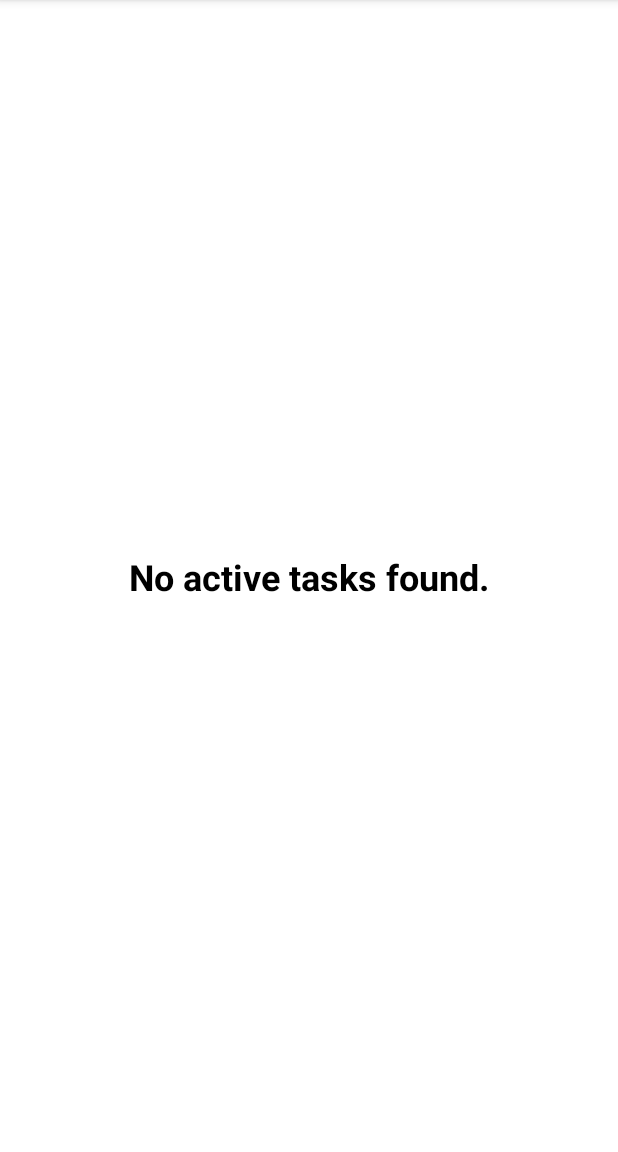
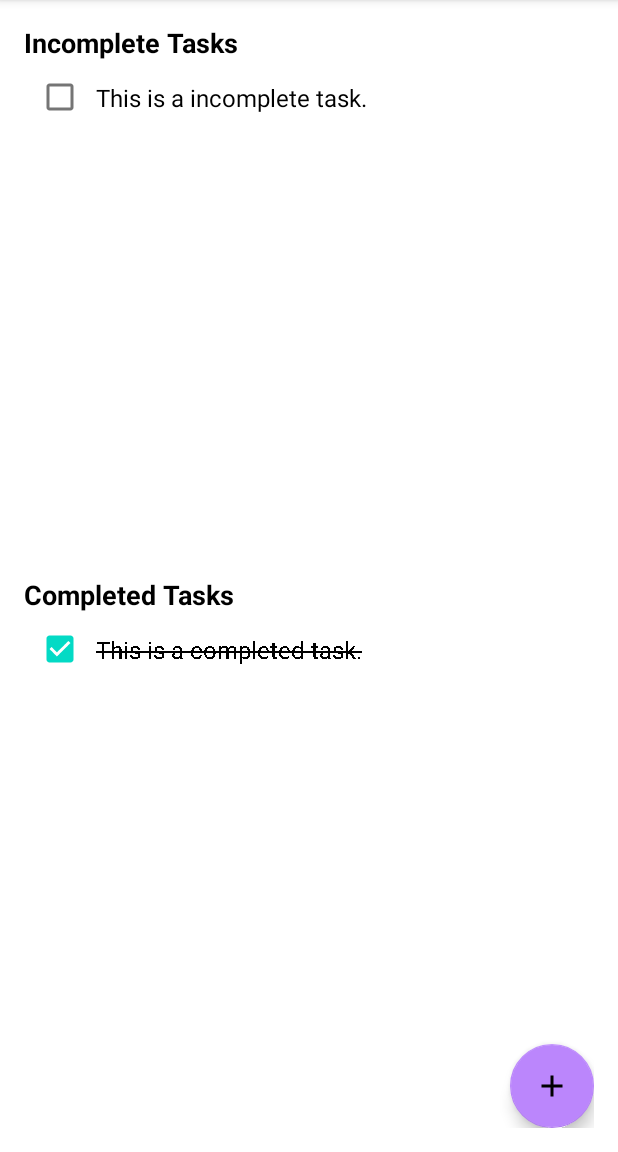
Before and after one commit to androidpirate/TaskMaster, an Android app: the screen it shows after launch (MainActivity), on a phone screen of 412 x 824 dp, the part 84-1236 px from its top. Run offline under Robolectric (Android 15) with nearby library versions, the phone set to English and light mode, and no system bars; our stand-ins replace Dagger/Hilt's generated code, Room's generated code.

Commit message:
New feat - Add navigating from the list to the details.

```diff
--- a/app/src/main/java/com/example/taskmaster/ui/TaskListFragment.kt
+++ b/app/src/main/java/com/example/taskmaster/ui/TaskListFragment.kt
@@ -1,13 +1,16 @@
 package com.example.taskmaster.ui
 
 import android.os.Bundle
+import android.util.Log
 import androidx.fragment.app.Fragment
 import android.view.LayoutInflater
 import android.view.View
 import android.view.ViewGroup
 import androidx.lifecycle.ViewModelProvider
+import androidx.navigation.fragment.findNavController
 import androidx.recyclerview.widget.RecyclerView
 import com.example.taskmaster.R
+import com.example.taskmaster.data.Task
 import com.example.taskmaster.ui.adapter.TaskListItemAdapter
 import com.example.taskmaster.viewmodel.TaskViewModel
 import com.google.android.material.floatingactionbutton.FloatingActionButton
@@ -43,7 +46,9 @@ class TaskListFragment : Fragment() {
         rvCompletedTasks = view.findViewById(R.id.rvCompletedTasks)
         rvIncompleteTasks = view.findViewById(R.id.rvIncompleteTasks)
         fab = view.findViewById(R.id.fab)
+        fab.bringToFront()
         fab.setOnClickListener {
+            Log.d("Test", "FAB clicked.")
             navigateToCreateTaskFragment()
         }
         return view
@@ -51,6 +56,9 @@ class TaskListFragment : Fragment() {
 
     override fun onViewCreated(view: View, savedInstanceState: Bundle?) {
         super.onViewCreated(view, savedInstanceState)
+
+        viewModel.insertTask(Task(null, "This is a incomplete task.", false))
+        viewModel.insertTask(Task(null, "This is a completed task.", true))
 
         viewModel.tasks.observe(viewLifecycleOwner) {
             if(it.isEmpty()) {
@@ -75,6 +83,6 @@ class TaskListFragment : Fragment() {
     }
 
     private fun navigateToCreateTaskFragment() {
-
+        findNavController().navigate(R.id.action_task_list_to_detail)
     }
 }
--- a/app/src/main/res/navigation/navigation_graph.xml
+++ b/app/src/main/res/navigation/navigation_graph.xml
@@ -12,6 +12,22 @@
         android:label="fragment_task_list"
         tools:layout="@layout/fragment_task_list">
 
+        <action
+            android:id="@+id/action_task_list_to_detail"
+            app:destination="@id/CreateTaskFragment"
+            app:enterAnim="@anim/slide_in_left"
+            app:exitAnim="@anim/slide_out_left"
+            app:popEnterAnim="@anim/slide_in_right"
+            app:popExitAnim="@anim/slide_out_right"/>
+
+    </fragment>
+
+    <fragment
+        android:id="@+id/CreateTaskFragment"
+        android:name="com.example.taskmaster.ui.CreateTaskFragment"
+        android:label="fragment_create_task"
+        tools:layout="@layout/fragment_create_task">
+
 
     </fragment>
 
```
